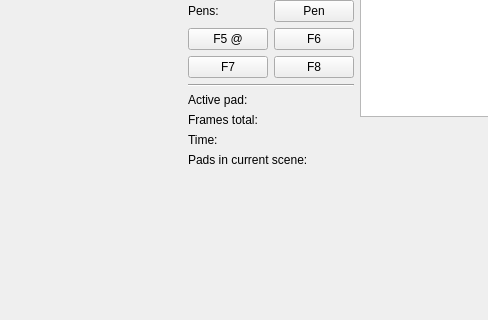
The window that mainwindow.ui (davidlamhauge/dastoryboard) describes before a commit, drawn with Qt 5; both pictures show x 0 to 488 and y 368 to 688 of the 1058 by 818 pixel window.
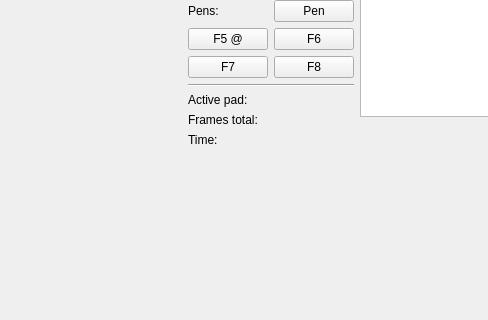
The same window after the commit.

What changed in the file:
```diff
--- a/mainwindow.ui
+++ b/mainwindow.ui
@@ -329,13 +329,6 @@
                   </property>
                  </widget>
                 </item>
-                <item row="3" column="0">
-                 <widget class="QLabel" name="labPadCount">
-                  <property name="text">
-                   <string>Pads in current scene:</string>
-                  </property>
-                 </widget>
-                </item>
                </layout>
               </item>
              </layout>
```
Left out of the diff: 7 changed lines with no effect on the pictures.
